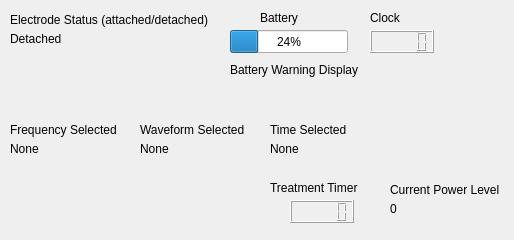
The window that display.ui (j4d3l1/CES) describes before a commit, drawn with Qt 5.
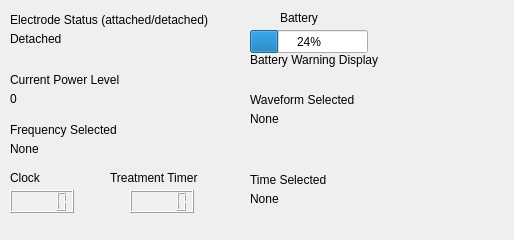
The same window after the commit.

Commit message: Error messages implemented in mainwindow display.

```diff
--- a/display.ui
+++ b/display.ui
@@ -16,9 +16,9 @@
   <widget class="QLabel" name="label_7">
    <property name="geometry">
     <rect>
-     <x>390</x>
-     <y>180</y>
-     <width>121</width>
+     <x>10</x>
+     <y>70</y>
+     <width>151</width>
      <height>20</height>
     </rect>
    </property>
@@ -29,8 +29,8 @@
   <widget class="QLCDNumber" name="timerDisplay">
    <property name="geometry">
     <rect>
-     <x>290</x>
-     <y>200</y>
+     <x>130</x>
+     <y>190</y>
      <width>64</width>
      <height>23</height>
     </rect>
@@ -39,8 +39,8 @@
   <widget class="QLabel" name="label_4">
    <property name="geometry">
     <rect>
-     <x>270</x>
-     <y>180</y>
+     <x>110</x>
+     <y>170</y>
      <width>111</width>
      <height>16</height>
     </rect>
@@ -52,8 +52,8 @@
   <widget class="QLCDNumber" name="clockDisplay">
    <property name="geometry">
     <rect>
-     <x>370</x>
-     <y>30</y>
+     <x>10</x>
+     <y>190</y>
      <width>64</width>
      <height>23</height>
     </rect>
@@ -65,7 +65,7 @@
   <widget class="QLabel" name="label">
    <property name="geometry">
     <rect>
-     <x>260</x>
+     <x>280</x>
      <y>10</y>
      <width>60</width>
      <height>16</height>
@@ -78,8 +78,8 @@
   <widget class="QLabel" name="label_2">
    <property name="geometry">
     <rect>
-     <x>370</x>
-     <y>10</y>
+     <x>10</x>
+     <y>170</y>
      <width>60</width>
      <height>16</height>
     </rect>
@@ -91,7 +91,7 @@
   <widget class="QProgressBar" name="batteryDisplay">
    <property name="geometry">
     <rect>
-     <x>230</x>
+     <x>250</x>
      <y>30</y>
      <width>118</width>
      <height>23</height>
@@ -106,7 +106,7 @@
     <rect>
      <x>10</x>
      <y>120</y>
-     <width>111</width>
+     <width>131</width>
      <height>20</height>
     </rect>
    </property>
@@ -117,9 +117,9 @@
   <widget class="QLabel" name="label_11">
    <property name="geometry">
     <rect>
-     <x>140</x>
-     <y>120</y>
-     <width>111</width>
+     <x>250</x>
+     <y>90</y>
+     <width>131</width>
      <height>20</height>
     </rect>
    </property>
@@ -130,9 +130,9 @@
   <widget class="QLabel" name="label_12">
    <property name="geometry">
     <rect>
-     <x>230</x>
-     <y>60</y>
-     <width>141</width>
+     <x>250</x>
+     <y>50</y>
+     <width>161</width>
      <height>20</height>
     </rect>
    </property>
@@ -145,7 +145,7 @@
     <rect>
      <x>10</x>
      <y>10</y>
-     <width>211</width>
+     <width>231</width>
      <height>20</height>
     </rect>
    </property>
@@ -156,8 +156,8 @@
   <widget class="QLabel" name="label_14">
    <property name="geometry">
     <rect>
-     <x>270</x>
-     <y>120</y>
+     <x>250</x>
+     <y>170</y>
      <width>111</width>
      <height>20</height>
     </rect>
@@ -182,7 +182,7 @@
   <widget class="QLabel" name="batteryWarningDisplay">
    <property name="geometry">
     <rect>
-     <x>230</x>
+     <x>250</x>
      <y>80</y>
      <width>54</width>
      <height>17</height>
@@ -208,8 +208,8 @@
   <widget class="QLabel" name="waveformSelected">
    <property name="geometry">
     <rect>
-     <x>140</x>
-     <y>140</y>
+     <x>250</x>
+     <y>110</y>
      <width>54</width>
      <height>17</height>
     </rect>
@@ -221,8 +221,8 @@
   <widget class="QLabel" name="timeSelected">
    <property name="geometry">
     <rect>
-     <x>270</x>
-     <y>140</y>
+     <x>250</x>
+     <y>190</y>
      <width>54</width>
      <height>17</height>
     </rect>
@@ -234,8 +234,8 @@
   <widget class="QLabel" name="powerLevelDisplay">
    <property name="geometry">
     <rect>
-     <x>390</x>
-     <y>200</y>
+     <x>10</x>
+     <y>90</y>
      <width>54</width>
      <height>17</height>
     </rect>
```
The commit also changes 3 other files.
